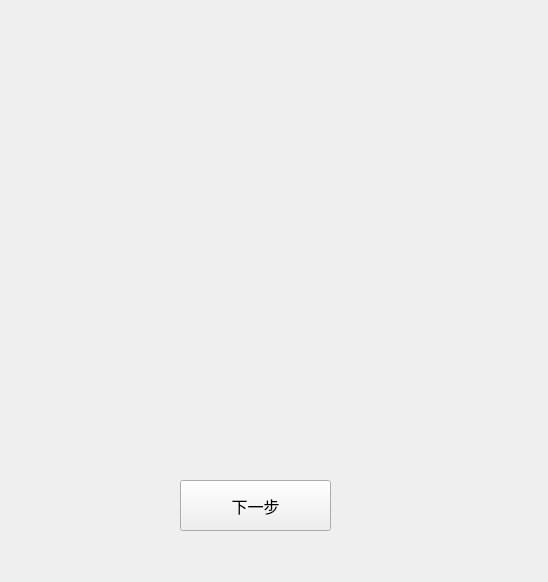
CreamPig233/rustdesk_neup_launcher, file ui_window5.ui: the form before one commit.
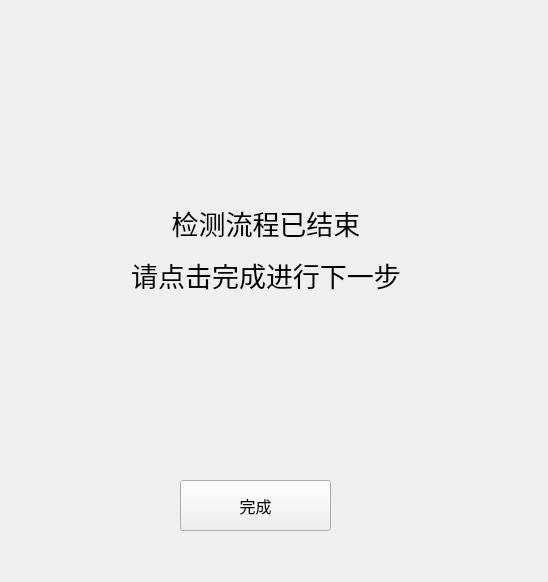
The form after the commit.

Commit message: 完成使用官方服务器功能

Patch:
```diff
--- a/ui_window5.ui
+++ b/ui_window5.ui
@@ -30,9 +30,53 @@
      </font>
     </property>
     <property name="text">
-     <string>下一步</string>
+     <string>完成</string>
     </property>
    </widget>
+   <widget class="QWidget" name="">
+    <property name="geometry">
+     <rect>
+      <x>100</x>
+      <y>200</y>
+      <width>332</width>
+      <height>97</height>
+     </rect>
+    </property>
+    <layout class="QVBoxLayout" name="verticalLayout">
+     <item>
+      <widget class="QLabel" name="label_2">
+       <property name="font">
+        <font>
+         <family>HarmonyOS Sans SC</family>
+         <pointsize>20</pointsize>
+        </font>
+       </property>
+       <property name="text">
+        <string>检测流程已结束</string>
+       </property>
+       <property name="alignment">
+        <set>Qt::AlignCenter</set>
+       </property>
+      </widget>
+     </item>
+     <item>
+      <widget class="QLabel" name="label_3">
+       <property name="font">
+        <font>
+         <family>HarmonyOS Sans SC</family>
+         <pointsize>20</pointsize>
+        </font>
+       </property>
+       <property name="text">
+        <string>请点击完成进行下一步</string>
+       </property>
+       <property name="alignment">
+        <set>Qt::AlignCenter</set>
+       </property>
+      </widget>
+     </item>
+    </layout>
+   </widget>
   </widget>
  </widget>
  <resources/>
```
The commit also changes 7 other files.
